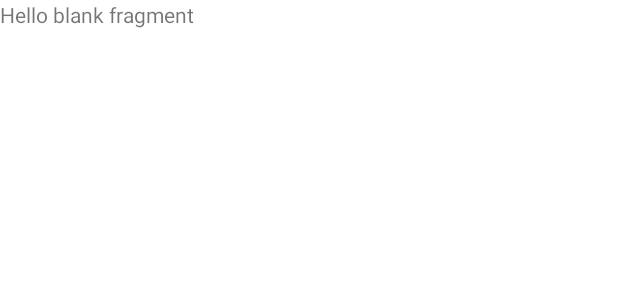
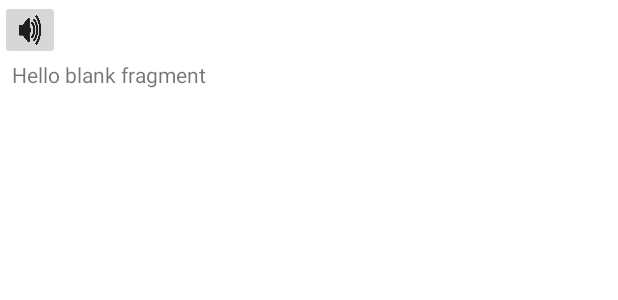
Before and after one commit to Phat-Ho/EnglishLearningApp, an Android app: the layout fragment_meaning.xml on its own in the app's theme, with its tools: preview values and no code run, on a phone screen of 412 x 824 dp. Shown: the top 300 px of the screen. Run offline under Robolectric (Android 15) with nearby library versions, the phone set to English and light mode, and no system bars.

Commit message:
Update meaning fragment and pronunciation sound

```diff
--- a/app/src/main/res/layout/fragment_meaning.xml
+++ b/app/src/main/res/layout/fragment_meaning.xml
@@ -3,13 +3,31 @@
     xmlns:tools="http://schemas.android.com/tools"
     android:layout_width="match_parent"
     android:layout_height="match_parent"
-    tools:context=".fragments.MeaningFragment">
+    tools:context=".fragments.MeaningFragment"
+    android:id="@+id/meaningContainer"
+    android:background="@color/colorWhite">
 
     <!-- TODO: Update blank fragment layout -->
-    <TextView
-        android:id="@+id/textViewMeaning"
+    <ImageButton
+        android:id="@+id/imageButtonPronounce"
+        android:scaleType="fitXY"
+        android:src="@drawable/ic_volume"
+        android:layout_width="40dp"
+        android:layout_height="40dp"/>
+
+    <ScrollView
+        android:layout_marginTop="40dp"
+        android:layout_marginLeft="8dp"
         android:layout_width="match_parent"
-        android:layout_height="match_parent"
-        android:text="@string/hello_blank_fragment" />
+        android:layout_height="match_parent">
+
+        <TextView
+            android:id="@+id/textViewMeaning"
+            android:layout_width="match_parent"
+            android:layout_height="match_parent"
+            android:text="@string/hello_blank_fragment" />
+
+    </ScrollView>
+
 
 </FrameLayout>
--- a/app/src/main/res/layout/fragment_search.xml
+++ b/app/src/main/res/layout/fragment_search.xml
@@ -2,7 +2,9 @@
 <RelativeLayout xmlns:android="http://schemas.android.com/apk/res/android"
     xmlns:tools="http://schemas.android.com/tools"
     android:layout_width="match_parent"
-    android:layout_height="match_parent">
+    android:layout_height="match_parent"
+    android:id="@+id/searchContainer"
+    android:background="@color/colorWhite">
 
     <!-- TODO: Update blank fragment layout -->
     <AutoCompleteTextView
```
Also changed, not shown: app/src/main/java/com/example/englishlearningapp/fragments/MeaningFragment.java (+39 -1 lines), app/src/main/java/com/example/englishlearningapp/navigation_bottom_fragments/SearchFragment.java (+20 -2 lines), app/src/main/res/drawable/ic_volume.png (added).
